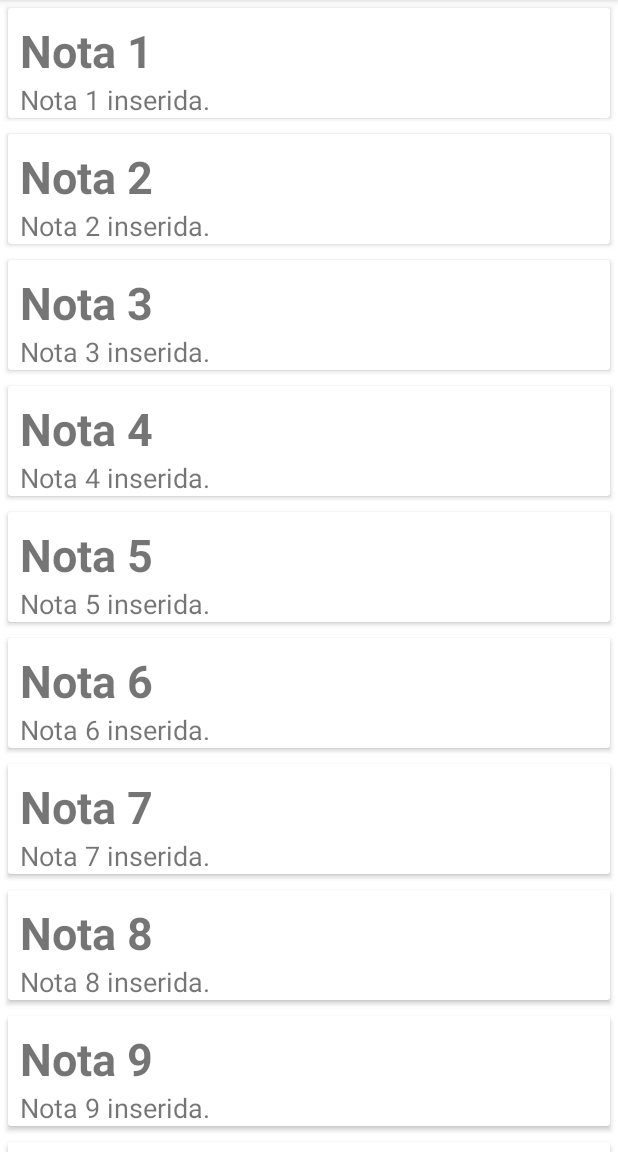
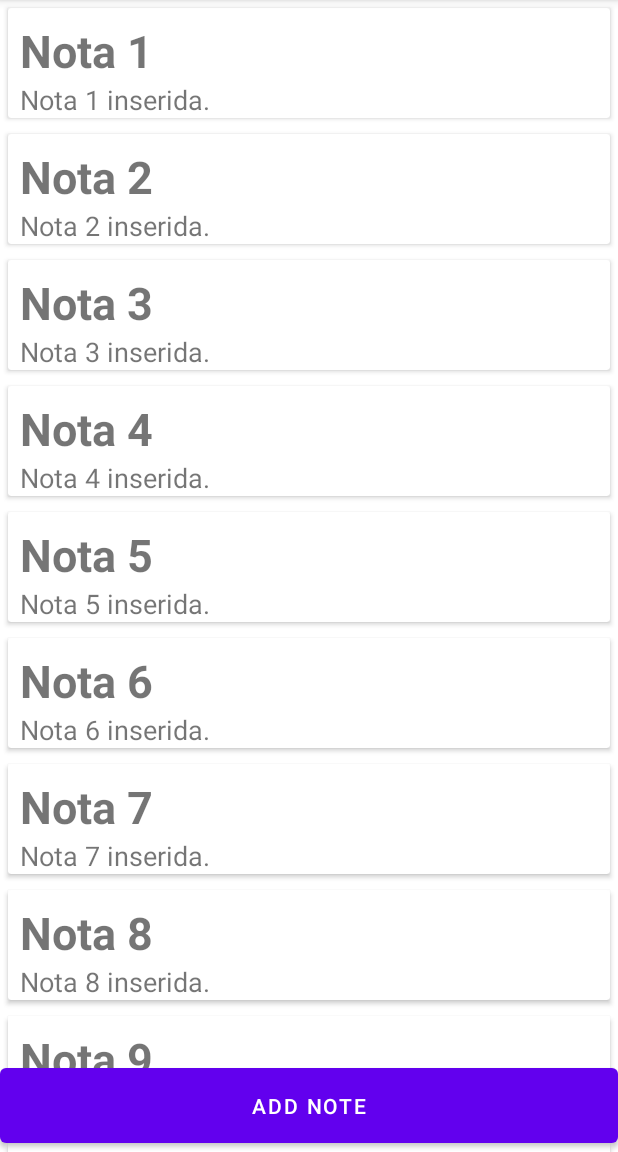
Before and after one commit to CarlosRodrigo/devapps-android-basico-review, an Android app: the screen it shows after launch (MainActivity), on a phone screen of 412 x 824 dp, the part 84-1236 px from its top. Run offline under Robolectric (Android 15) with nearby library versions, the phone set to English and light mode, and no system bars.

Commit message:
Add new activity to add a note and create menu to add

```diff
--- a/app/src/main/AndroidManifest.xml
+++ b/app/src/main/AndroidManifest.xml
@@ -9,6 +9,7 @@
         android:roundIcon="@mipmap/ic_launcher_round"
         android:supportsRtl="true"
         android:theme="@style/Theme.Notas">
+        <activity android:name=".AddNoteActivity"></activity>
         <activity android:name=".MainActivity">
             <intent-filter>
                 <action android:name="android.intent.action.MAIN" />
--- a/app/src/main/java/com/devapps/notas/MainActivity.kt
+++ b/app/src/main/java/com/devapps/notas/MainActivity.kt
@@ -1,9 +1,9 @@
 package com.devapps.notas
 
+import android.content.Intent
 import androidx.appcompat.app.AppCompatActivity
 import android.os.Bundle
 import androidx.recyclerview.widget.LinearLayoutManager
-import androidx.recyclerview.widget.RecyclerView
 import com.devapps.notas.adapter.NoteRecyclerAdapter
 import com.devapps.notas.databinding.ActivityMainBinding
 import com.devapps.notas.model.Note
@@ -24,6 +24,11 @@ class MainActivity : AppCompatActivity() {
         initNotes()
 
         setupRecyclerView()
+
+        binding.addNote.setOnClickListener {
+            val intent = Intent(this, AddNoteActivity::class.java)
+            startActivity(intent)
+        }
     }
 
     private fun initNotes() {
--- a/app/src/main/res/layout/activity_main.xml
+++ b/app/src/main/res/layout/activity_main.xml
@@ -14,6 +14,16 @@
         app:layout_constraintEnd_toEndOf="parent"
         app:layout_constraintStart_toStartOf="parent"
         app:layout_constraintTop_toTopOf="parent"
-        tools:listitem="@layout/note_item"/>
+        tools:listitem="@layout/note_item" />
+
+    <Button
+        android:id="@+id/add_note"
+        android:layout_width="match_parent"
+        android:layout_height="wrap_content"
+        android:text="@string/add_note"
+        android:padding="15dp"
+        app:layout_constraintBottom_toBottomOf="parent"
+        app:layout_constraintEnd_toEndOf="parent"
+        app:layout_constraintStart_toStartOf="parent" />
 
 </androidx.constraintlayout.widget.ConstraintLayout>
--- a/app/src/main/res/values/strings.xml
+++ b/app/src/main/res/values/strings.xml
@@ -2,4 +2,6 @@
     <string name="app_name">Notas</string>
     <string name="title">Title</string>
     <string name="description">Description</string>
+    <string name="add_note">Add note</string>
+    <string name="save_note">Save note</string>
 </resources>
```
Also changed, not shown: app/src/main/java/com/devapps/notas/AddNoteActivity.kt (added, +23 -0 lines), app/src/main/res/drawable-anydpi/ic_action_done.xml (added, +11 -0 lines), app/src/main/res/layout/activity_add_note.xml (added, +36 -0 lines), app/src/main/res/menu/menu_add_note.xml (added, +10 -0 lines), app/src/main/res/drawable-hdpi/ic_action_done.png (added), app/src/main/res/drawable-mdpi/ic_action_done.png (added), app/src/main/res/drawable-xhdpi/ic_action_done.png (added), app/src/main/res/drawable-xxhdpi/ic_action_done.png (added).
